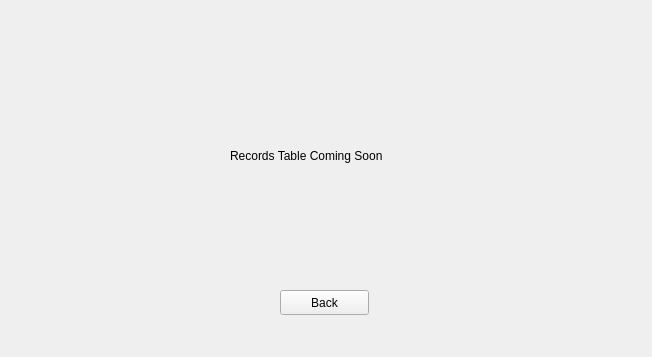
Old version of the form recordstable.ui in the repository moevm/gui-1h2018-24.
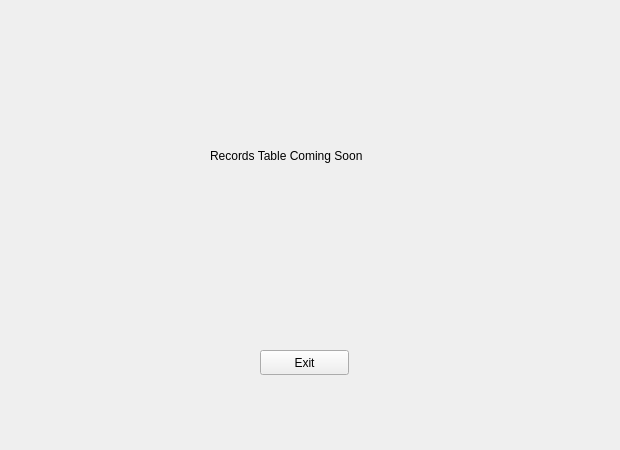
New version of the form.

The edit to the form file:
```diff
--- a/recordstable.ui
+++ b/recordstable.ui
@@ -6,8 +6,8 @@
    <rect>
     <x>0</x>
     <y>0</y>
-    <width>652</width>
-    <height>357</height>
+    <width>620</width>
+    <height>450</height>
    </rect>
   </property>
   <property name="windowTitle">
@@ -16,7 +16,7 @@
   <widget class="QLabel" name="label">
    <property name="geometry">
     <rect>
-     <x>230</x>
+     <x>210</x>
      <y>130</y>
      <width>201</width>
      <height>51</height>
@@ -29,14 +29,14 @@
   <widget class="QPushButton" name="backButton">
    <property name="geometry">
     <rect>
-     <x>280</x>
-     <y>290</y>
+     <x>260</x>
+     <y>350</y>
      <width>89</width>
      <height>25</height>
     </rect>
    </property>
    <property name="text">
-    <string>Back</string>
+    <string>Exit</string>
    </property>
   </widget>
  </widget>
```
Left out of the diff: 2 changed lines with no effect on the pictures.
